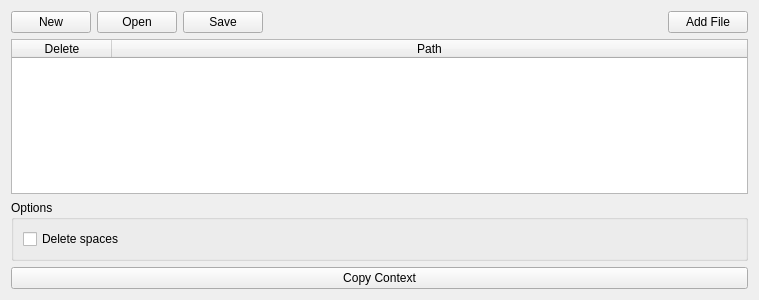
Old version of the form ui/main.ui in the repository offerrall/GPTContextCollector.
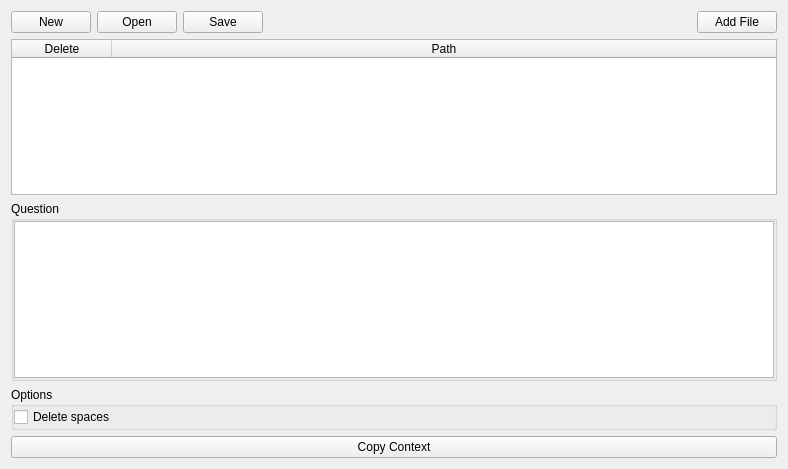
New version of the form.

```diff
--- a/ui/main.ui
+++ b/ui/main.ui
@@ -6,8 +6,8 @@
    <rect>
     <x>0</x>
     <y>0</y>
-    <width>759</width>
-    <height>300</height>
+    <width>788</width>
+    <height>469</height>
    </rect>
   </property>
   <property name="windowTitle">
@@ -76,12 +76,54 @@
      </column>
     </widget>
    </item>
+   <item>
+    <widget class="QGroupBox" name="groupBox_2">
+     <property name="title">
+      <string>Question</string>
+     </property>
+     <layout class="QVBoxLayout" name="verticalLayout_2">
+      <property name="spacing">
+       <number>0</number>
+      </property>
+      <property name="leftMargin">
+       <number>0</number>
+      </property>
+      <property name="topMargin">
+       <number>0</number>
+      </property>
+      <property name="rightMargin">
+       <number>0</number>
+      </property>
+      <property name="bottomMargin">
+       <number>0</number>
+      </property>
+      <item>
+       <widget class="QTextEdit" name="txt_question"/>
+      </item>
+     </layout>
+    </widget>
+   </item>
    <item>
     <widget class="QGroupBox" name="groupBox">
      <property name="title">
       <string>Options</string>
      </property>
      <layout class="QHBoxLayout" name="horizontalLayout_2">
+      <property name="spacing">
+       <number>0</number>
+      </property>
+      <property name="leftMargin">
+       <number>0</number>
+      </property>
+      <property name="topMargin">
+       <number>0</number>
+      </property>
+      <property name="rightMargin">
+       <number>0</number>
+      </property>
+      <property name="bottomMargin">
+       <number>0</number>
+      </property>
       <item>
        <widget class="QCheckBox" name="ck_delete_spaces">
         <property name="text">
```
